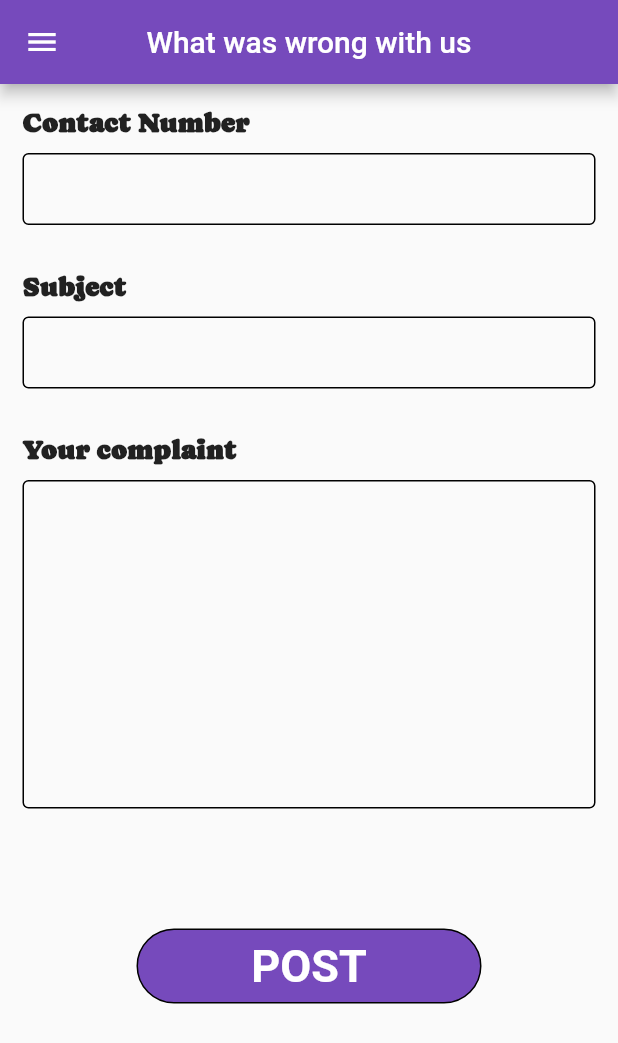
After one commit to VISHNUTS123/ayurvedabook, a Flutter app: the complaintnew screen opened directly, on a phone screen of 412 x 824 dp. The commit adds this screen. Shown: the top 1043 px of the screen. Run offline on Flutter 3.47's test engine with Material 2 defaults, Android fonts, the phone set to English and light mode, and no system bars.

```diff
--- /dev/null
+++ b/lib/newcomplaints.dart
@@ -0,0 +1,135 @@
+import 'package:ayurvedabook/main.dart';
+import 'package:ayurvedabook/profile.dart';
+import 'package:flutter/material.dart';
+
+class complaintnew extends StatefulWidget {
+  const complaintnew({super.key});
+
+  @override
+  State<complaintnew> createState() => _complaintnewState();
+}
+
+class _complaintnewState extends State<complaintnew> {
+  @override
+  Widget build(BuildContext context) {
+    return Scaffold( appBar: AppBar(
+      centerTitle: true,
+      title: const Text(
+        'What was wrong with us',
+      ),
+      backgroundColor: const Color(0xff764abc),
+    ),
+      drawer: Drawer(
+        child: ListView(
+          padding: EdgeInsets.zero,
+          children: [
+            Container(
+              height: 130,
+              child: const DrawerHeader(
+                decoration: BoxDecoration(
+                  color: Colors.greenAccent,
+                ),
+                child: Text(
+                  'Have a Nice Day',
+                  style: TextStyle(fontWeight: FontWeight.bold, fontSize: 24),
+                ),
+              ),
+            ),
+            GestureDetector(
+              onTap: () {
+                Navigator.push(
+                  context,
+                  MaterialPageRoute(
+                    builder: (context) =>
+                        profile1(), // Replace NextScreen with the screen you want to navigate to
+                  ),
+                );
+              },
+              child: ListTile(
+                leading: Icon(Icons.home),
+                title: const Text('Home'),
+              ),
+            ),
+            GestureDetector(
+              onTap: () {
+                Navigator.push(
+                  context,
+                  MaterialPageRoute(
+                      builder: (context) =>
+                          WelcomePage() // Replace NextScreen with the screen you want to navigate to
+                  ),
+                );
+              },
+              child: ListTile(
+                leading: Icon(Icons.logout),
+                title: const Text('Logout'),
+              ),
+            ),
+          ],
+        ),
+      ),
+      body: Container(
+        alignment: Alignment.topCenter,
+        child: SingleChildScrollView(
+          child:Padding(
+            padding: const EdgeInsets.all(15),
+            child: Align(
+              child: Column(
+                children: [
+                  Align(alignment: Alignment.centerLeft, child: Text('Contact Number', style: TextStyle(fontFamily: 'Caprasimo', fontWeight: FontWeight.bold,fontSize: 18),)),
+                  SizedBox(height: 10,),
+                  TextField(
+                    decoration: InputDecoration(
+                        contentPadding: EdgeInsets.symmetric(vertical: 10),
+
+                        enabledBorder: OutlineInputBorder(
+                            borderSide: const BorderSide(
+                                width: 1, color: Colors.black))),
+                  ),
+                  SizedBox(height: 30,),
+                  Align(alignment: Alignment.centerLeft, child: Text('Subject', style: TextStyle(fontFamily: 'Caprasimo', fontWeight: FontWeight.bold,fontSize: 18),)),
+                  SizedBox(height: 10,),
+                  TextField(
+                    decoration: InputDecoration(
+                        contentPadding: EdgeInsets.symmetric(vertical: 10),
+                        enabledBorder: OutlineInputBorder(
+                            borderSide: const BorderSide(
+                                width: 1, color: Colors.black))),
+                  ),
+                   SizedBox(height: 30,),
+                  Align(alignment: Alignment.centerLeft, child: Text('Your complaint', style: TextStyle(fontFamily: 'Caprasimo', fontWeight: FontWeight.bold,fontSize: 18),)),
+                  SizedBox(height: 10,),
+                  TextField(
+                    decoration: InputDecoration(
+                        contentPadding: EdgeInsets.symmetric(vertical: 100),
+                        enabledBorder: OutlineInputBorder(
+                            borderSide: const BorderSide(
+                                width: 1, color: Colors.black))),
+                  ),
+                  SizedBox(height: 80,),
+                  Container(
+
+                    width: 230,
+                    height: 50,
+                    decoration: BoxDecoration(
+                      borderRadius: BorderRadius.circular(50),
+                      border: Border.all(),
+                      color:Color(0xff764abc) ,
+
+                    ),
+                    child: Center(child: Text('POST', style: TextStyle(fontFamily: ' Caprasimo',fontWeight: FontWeight.bold,fontSize: 30,color: Colors.white,
+                    ),)),
+                  ),
+
+
+
+
+
+                ],
+              ),
+            ),
+          ),
+        ),
+      ),);
+  }
+}
```
Also changed, not shown: lib/complaints.dart (added, +117 -0 lines), lib/diseasedetailspost.dart (added, +213 -0 lines), lib/doctorlist.dart (added, +128 -0 lines), lib/profile.dart (+15 -3 lines).
